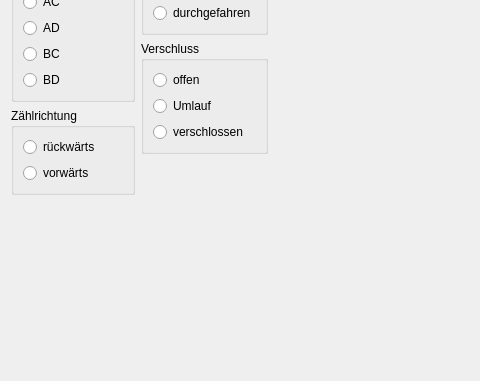
This is MRW-WidgetStudy/doublecrossswitchstudy.ui in stmork/mrw-track-control-ng as Qt 5 draws it before an edit; both pictures show x 0 to 480 and y 141 to 522 of the 952 by 522 pixel window. The edited form follows.
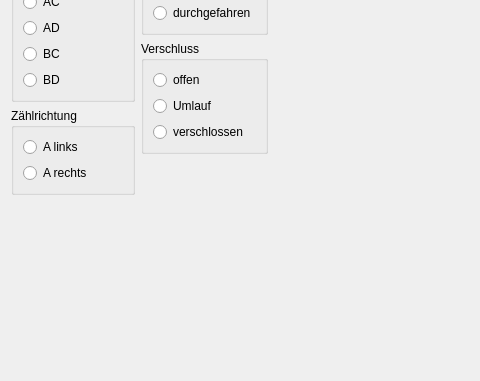
This is the edited form. Custom widgets are drawn as their Qt base class.

Diff of the .ui file:
```diff
--- a/MRW-WidgetStudy/doublecrossswitchstudy.ui
+++ b/MRW-WidgetStudy/doublecrossswitchstudy.ui
@@ -85,14 +85,14 @@
         <item>
          <widget class="QRadioButton" name="backwardButton">
           <property name="text">
-           <string>rückwärts</string>
+           <string>A links</string>
           </property>
          </widget>
         </item>
         <item>
          <widget class="QRadioButton" name="forwardButton">
           <property name="text">
-           <string>vorwärts</string>
+           <string>A rechts</string>
           </property>
          </widget>
         </item>
```
